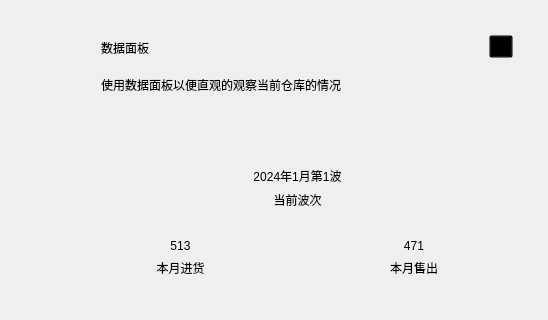
Old version of the form assets/ui/home_page.ui in the repository 271374667/SimpleWMS; both pictures show x 421 to 969 and y 0 to 320 of the 969 by 739 pixel window.
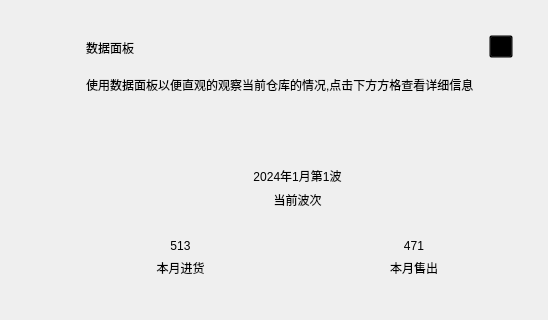
New version of the form. Icons and pictures are not drawn. Custom widgets are drawn as their Qt base class.

Commit message: Feature: 为主页的模块添加可以点击后显示的表格 Fix: 修复了基础查询没有办法模糊查询的bug Fix: 为table_handler添加了更多的卫语句和注释

Diff of the .ui file:
```diff
--- a/assets/ui/home_page.ui
+++ b/assets/ui/home_page.ui
@@ -118,7 +118,7 @@
                </sizepolicy>
               </property>
               <property name="text">
-               <string>使用数据面板以便直观的观察当前仓库的情况</string>
+               <string>使用数据面板以便直观的观察当前仓库的情况,点击下方方格查看详细信息</string>
               </property>
               <property name="alignment">
                <set>Qt::AlignLeading|Qt::AlignLeft|Qt::AlignVCenter</set>
```
Left out of the diff: 36 changed lines with no effect on the pictures. The commit also changes 14 other files.
